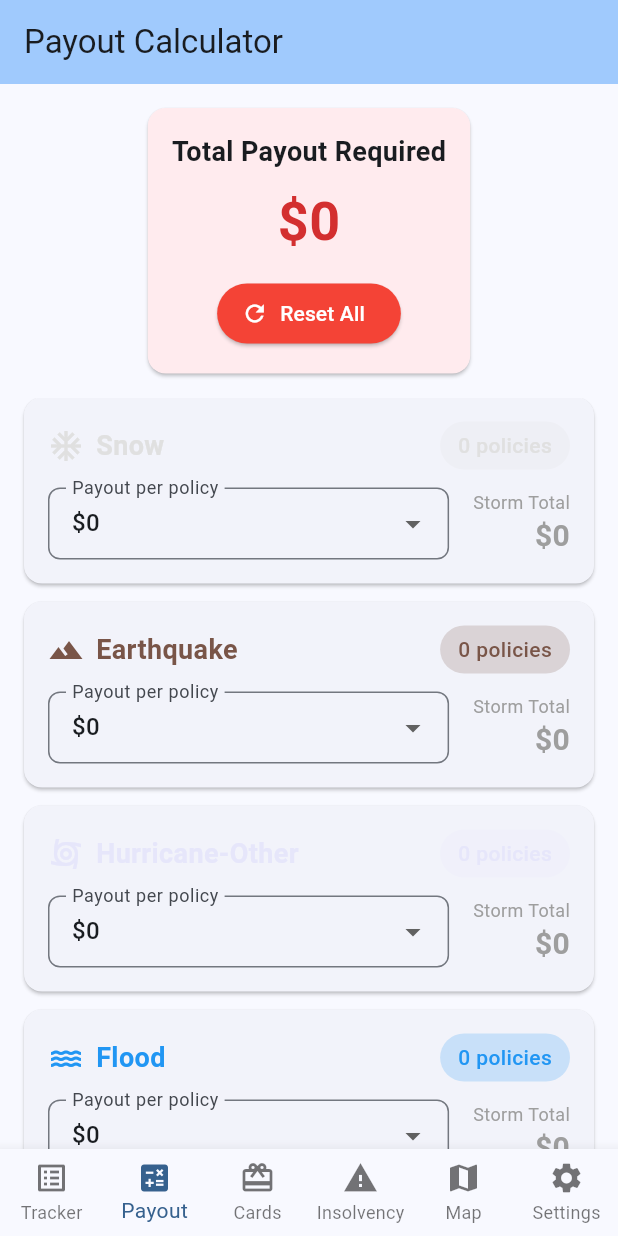
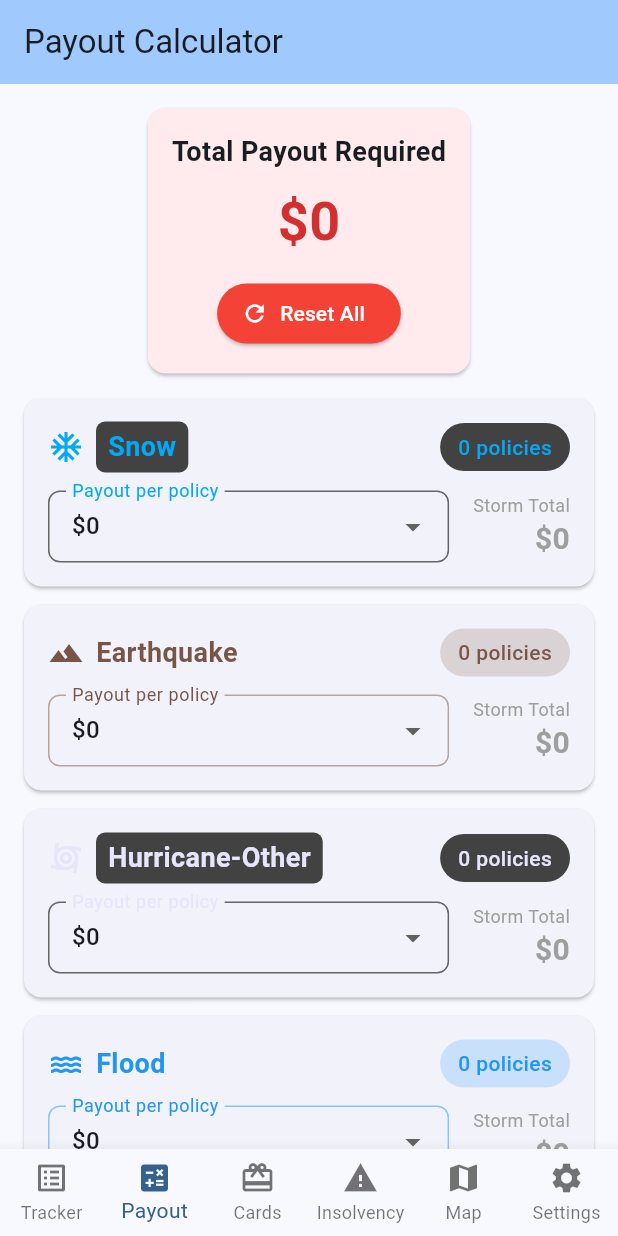
Before and after one commit to mbrosnan/catastrophe_companion, a Flutter app: the screen it shows after launch, item 2 of the bottom bar chosen, on a phone screen of 412 x 824 dp. Run offline on Flutter 3.47's test engine with Material 3 defaults, Android fonts, the phone set to English and light mode, and no system bars.

Commit message:
#1 - snow/hurricane-other colors fixed

```diff
--- a/lib/models/map_configuration.dart
+++ b/lib/models/map_configuration.dart
@@ -14,14 +14,20 @@ enum StormType {
 
 // Storm type colors based on the game
 const Map<StormType, Color> stormColors = {
-  StormType.snow: Colors.white,
+  StormType.snow: Colors.lightBlue,
   StormType.earthquake: Color(0xFF8B4513), // Brown
-  StormType.hurricaneOther: Color(0xFFE6E6FA), // Lavender
+  StormType.hurricaneOther: Color(0xFFE6E6FA), // Lavender - will be used as text color
   StormType.hurricaneFlorida: Color(0xFF9370DB), // Purple (medium purple)
   StormType.flood: Colors.blue,
   StormType.fire: Colors.red,
   StormType.hail: Colors.yellow,
   StormType.tornado: Colors.grey,
+};
+
+// Custom background colors for storms that need different background than text
+const Map<StormType, Color> stormBackgroundColors = {
+  StormType.snow: Color(0xFF424242), // Dark grey
+  StormType.hurricaneOther: Color(0xFF424242), // Dark grey
 };
 
 enum PropertyType {
--- a/lib/models/policy_data.dart
+++ b/lib/models/policy_data.dart
@@ -30,14 +30,20 @@ class PolicyData {
   };
 
   static const Map<StormType, Color> stormColors = {
-    StormType.snow: Colors.white,
+    StormType.snow: Colors.lightBlue,
     StormType.earthquake: Colors.brown,
-    StormType.hurricaneOther: Color(0xFFE6E6FA), // Lavender
+    StormType.hurricaneOther: Color(0xFFE6E6FA), // Lavender - will be used as text color
     StormType.hurricaneFlorida: Colors.purple,
     StormType.flood: Colors.blue,
     StormType.fire: Colors.red,
     StormType.hail: Colors.yellow,
     StormType.tornado: Colors.grey,
+  };
+
+  // Custom background colors for storms that need different background than text
+  static const Map<StormType, Color> stormBackgroundColors = {
+    StormType.snow: Color(0xFF424242), // Dark grey
+    StormType.hurricaneOther: Color(0xFF424242), // Dark grey
   };
 
   static const Map<PropertyType, String> propertyNames = {
--- a/lib/screens/payout_calculator_screen.dart
+++ b/lib/screens/payout_calculator_screen.dart
@@ -92,7 +92,13 @@ class _StormPayoutCard extends StatelessWidget {
     final selectedPayout = payoutProvider.getSelectedPayout(storm);
     final payoutOptions = PolicyData.stormPayouts[storm] ?? [0];
     final stormColor = PolicyData.stormColors[storm] ?? Colors.grey;
-    final effectiveColor = stormColor == Colors.white ? Colors.grey[300]! : stormColor;
+    final backgroundColor = PolicyData.stormBackgroundColors[storm];
+    final hasCustomBackground = backgroundColor != null;
+
+    // For text and icons, always use the storm color
+    final textColor = stormColor == Colors.yellow
+        ? Colors.orange[800]!
+        : stormColor;
 
     return Card(
       margin: const EdgeInsets.only(bottom: 12),
@@ -105,25 +111,36 @@ class _StormPayoutCard extends StatelessWidget {
               children: [
                 Icon(
                   _getStormIcon(storm),
-                  color: effectiveColor,
+                  color: textColor,
                   size: 24,
                 ),
                 const SizedBox(width: 8),
-                Text(
-                  PolicyData.stormNames[storm] ?? '',
-                  style: TextStyle(
-                    fontSize: 18,
-                    fontWeight: FontWeight.bold,
-                    color: effectiveColor == Colors.yellow
-                        ? Colors.orange[800]
-                        : effectiveColor,
+                Container(
+                  padding: hasCustomBackground
+                      ? const EdgeInsets.symmetric(horizontal: 8, vertical: 4)
+                      : EdgeInsets.zero,
+                  decoration: hasCustomBackground
+                      ? BoxDecoration(
+                          color: backgroundColor,
+                          borderRadius: BorderRadius.circular(6),
+                        )
+                      : null,
+                  child: Text(
+                    PolicyData.stormNames[storm] ?? '',
+                    style: TextStyle(
+                      fontSize: 18,
+                      fontWeight: FontWeight.bold,
+                      color: textColor,
+                    ),
                   ),
                 ),
                 const Spacer(),
                 Container(
                   padding: const EdgeInsets.symmetric(horizontal: 12, vertical: 6),
                   decoration: BoxDecoration(
-                    color: effectiveColor.withOpacity(0.2),
+                    color: hasCustomBackground
+                        ? backgroundColor!
+                        : stormColor.withOpacity(0.2),
                     borderRadius: BorderRadius.circular(16),
                   ),
                   child: Text(
@@ -131,9 +148,7 @@ class _StormPayoutCard extends StatelessWidget {
                     style: TextStyle(
                       fontSize: 14,
                       fontWeight: FontWeight.w500,
-                      color: effectiveColor == Colors.yellow
-                          ? Colors.orange[800]
-                          : effectiveColor,
+                      color: textColor,
                     ),
                   ),
                 ),
@@ -147,8 +162,26 @@ class _StormPayoutCard extends StatelessWidget {
                     value: selectedPayout,
                     decoration: InputDecoration(
                       labelText: 'Payout per policy',
+                      labelStyle: TextStyle(
+                        color: textColor,
+                      ),
                       border: OutlineInputBorder(
                         borderRadius: BorderRadius.circular(8),
+                      ),
+                      enabledBorder: OutlineInputBorder(
+                        borderRadius: BorderRadius.circular(8),
+                        borderSide: BorderSide(
+                          color: hasCustomBackground
+                              ? backgroundColor!.withOpacity(0.8)
+                              : stormColor.withOpacity(0.5),
+                        ),
+                      ),
+                      focusedBorder: OutlineInputBorder(
+                        borderRadius: BorderRadius.circular(8),
+                        borderSide: BorderSide(
+                          color: textColor,
+                          width: 2,
+                        ),
                       ),
                       contentPadding: const EdgeInsets.symmetric(
                         horizontal: 12,
```
Also changed, not shown: lib/screens/cards_screen.dart (+6 -2 lines), lib/screens/tracker_screen.dart (+16 -6 lines), lib/widgets/state_chip.dart (+11 -4 lines).
